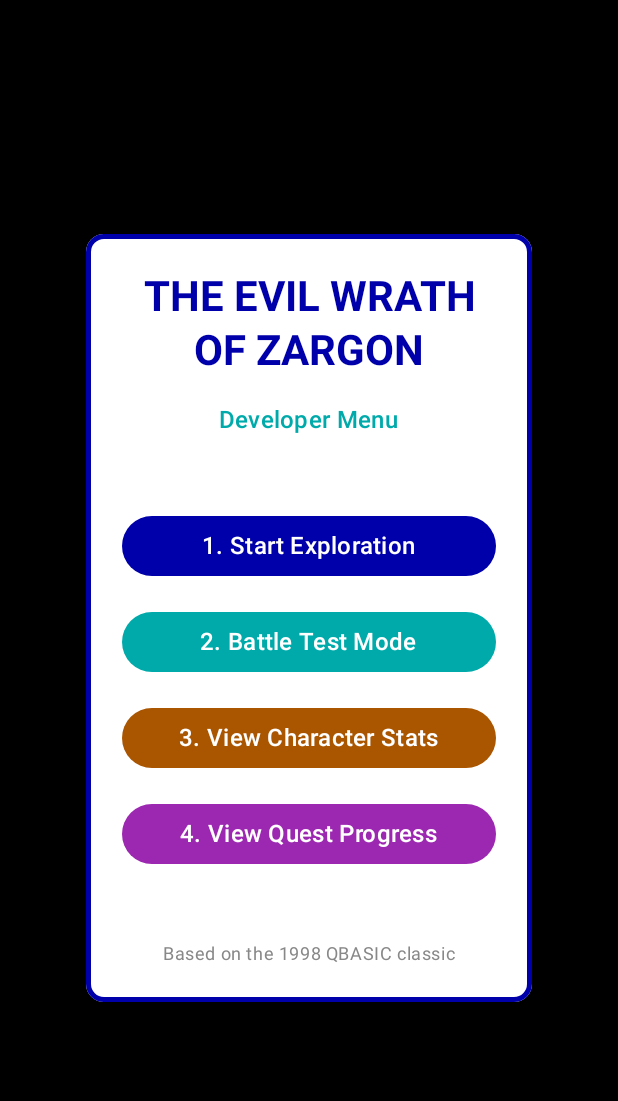
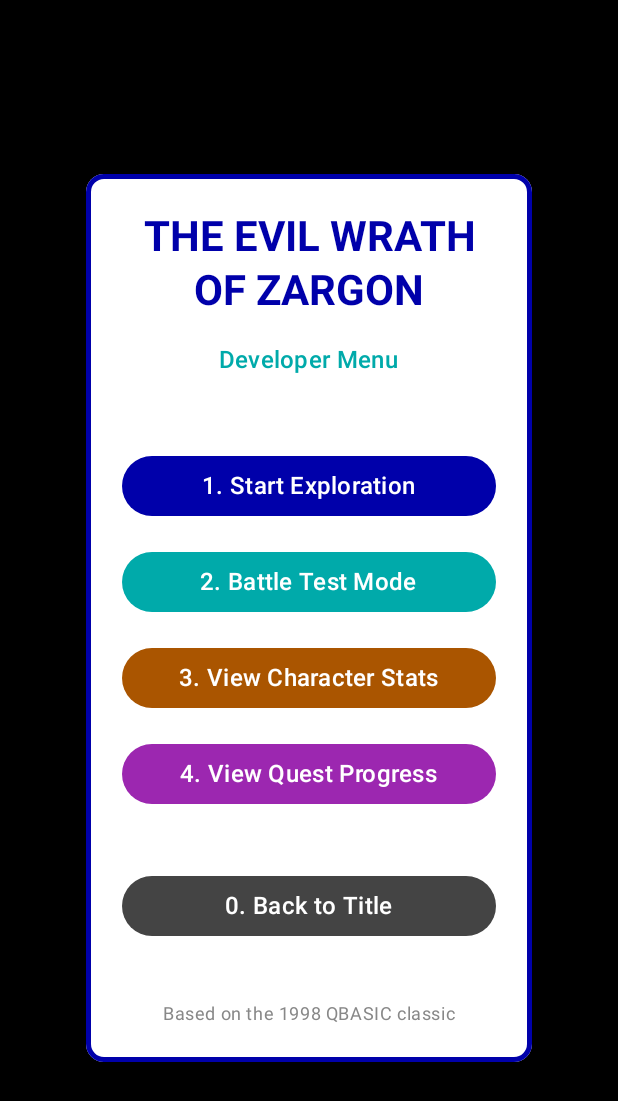
Before and after one commit to gmilette/The-Evil-Wrath-of-Zargon-App, an Android app built with Jetpack Compose: the screen it shows after launch (MainActivity), after a tap on "New Game", on a phone screen of 412 x 824 dp. Shown: the top 1101 px of the screen. Run offline under Robolectric (Android 15) with nearby library versions, the phone set to English and light mode, and no system bars; our stand-ins replace Dagger/Hilt's generated code.

Commit message:
Feature: Add back button to MenuScreen
- Added "0. Back to Title" button to MenuScreen
- Allows users to return to title screen from developer menu
- Updated MainActivity to wire up onBack callback

All menu screens now have exit options:
- MenuScreen: "Back to Title" → TITLE
- StatsScreen: onBack → MENU
- QuestProgressScreen: onBack → MENU
- DialogScreen: "Leave" → MAP
- WeaponShopScreen: "Leave the store" → MAP
- HealerScreen: "i've had enough" → MAP
- MapScreen: "MENU" button → MENU

```diff
--- a/app/app/src/main/java/com/greenopal/zargon/MainActivity.kt
+++ b/app/app/src/main/java/com/greenopal/zargon/MainActivity.kt
@@ -141,6 +141,9 @@ class MainActivity : ComponentActivity() {
                                 },
                                 onViewQuestProgress = {
                                     screenState = ScreenState.QUEST_PROGRESS
+                                },
+                                onBack = {
+                                    screenState = ScreenState.TITLE
                                 },
                                 modifier = Modifier
                                     .fillMaxSize()
--- a/app/app/src/main/java/com/greenopal/zargon/ui/screens/MenuScreen.kt
+++ b/app/app/src/main/java/com/greenopal/zargon/ui/screens/MenuScreen.kt
@@ -33,6 +33,7 @@ fun MenuScreen(
     onStartBattleTest: () -> Unit,
     onViewStats: () -> Unit,
     onViewQuestProgress: () -> Unit,
+    onBack: () -> Unit,
     modifier: Modifier = Modifier
 ) {
     Box(
@@ -130,7 +131,23 @@ fun MenuScreen(
                     )
                 }
 
-                Spacer(modifier = Modifier.height(16.dp))
+                Spacer(modifier = Modifier.height(8.dp))
+
+                // Back to Title button
+                Button(
+                    onClick = onBack,
+                    modifier = Modifier.fillMaxWidth(),
+                    colors = ButtonDefaults.buttonColors(
+                        containerColor = Color.DarkGray
+                    )
+                ) {
+                    Text(
+                        text = "0. Back to Title",
+                        style = MaterialTheme.typography.titleMedium
+                    )
+                }
+
+                Spacer(modifier = Modifier.height(8.dp))
 
                 Text(
                     text = "Based on the 1998 QBASIC classic",
```
